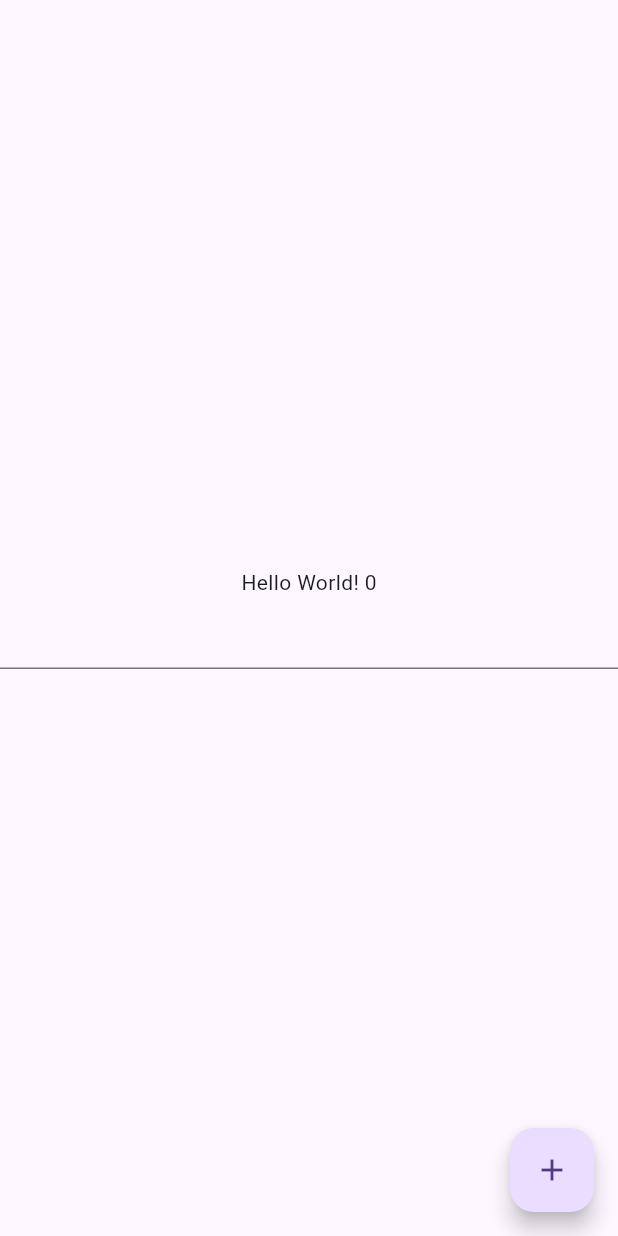
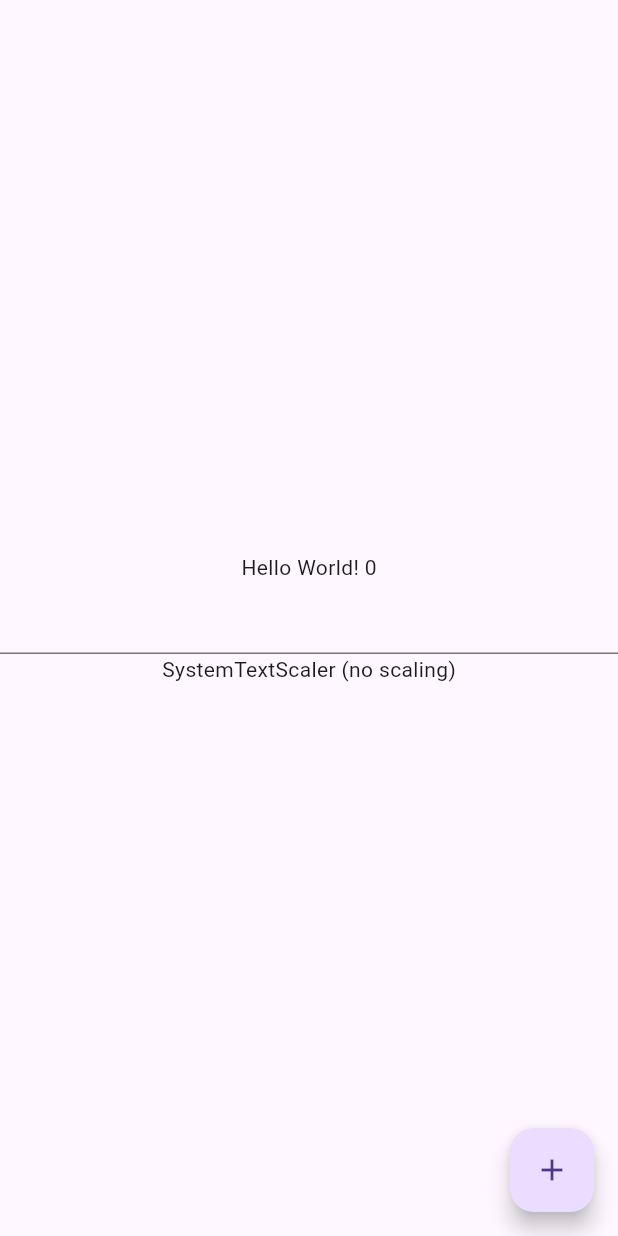
Before and after one commit to HaloWang/halo_state, a Flutter app: the screen it shows after launch, on a phone screen of 412 x 824 dp. Run offline on Flutter 3.47's test engine with Material 3 defaults, Android fonts, the phone set to English and light mode, and no system bars; our stand-ins replace flutter_riverpod, package_info_plus.

Commit message:
🚧 WIP

```diff
--- a/example/lib/main.dart
+++ b/example/lib/main.dart
@@ -2,7 +2,7 @@ import 'package:flutter/material.dart';
 import 'package:flutter_riverpod/flutter_riverpod.dart';
 import 'package:halo_state/halo_state.dart';
 
-void main() {
+void main() async {
   runApp(const MainApp());
 }
 
@@ -36,6 +36,7 @@ class _Scaffold extends ConsumerWidget {
   @override
   Widget build(BuildContext context, WidgetRef ref) {
     final v = ref.watch(_Scaffold.v);
+    final textScaler = MediaQuery.textScalerOf(context);
     return Scaffold(
       floatingActionButton: FloatingActionButton(
         onPressed: _onPressed,
@@ -48,12 +49,9 @@ class _Scaffold extends ConsumerWidget {
           child: Column(
             mainAxisAlignment: MainAxisAlignment.center,
             children: [
-              Center(
-                child: Text('Hello World! $v'),
-              ),
-              TextField(
-                focusNode: _focusNode,
-              ),
+              Center(child: Text('Hello World! $v')),
+              TextField(focusNode: _focusNode),
+              Text(textScaler.toString()),
             ],
           ),
         ),
--- a/lib/halo_state.dart
+++ b/lib/halo_state.dart
@@ -8,3 +8,4 @@ export 'src/set.dart';
 export 'src/number.dart';
 export 'src/string.dart';
 export 'src/raw_app.dart';
+export 'src/state_wrapper.dart';
--- /dev/null
+++ b/lib/src/rc.dart
@@ -0,0 +1,4 @@
+import 'package:flutter_riverpod/flutter_riverpod.dart';
+
+/// Global riverpods provider container
+final rc = ProviderContainer();
--- /dev/null
+++ b/lib/src/state_wrapper.dart
@@ -0,0 +1,15 @@
+import 'package:flutter/material.dart';
+import 'package:flutter_riverpod/flutter_riverpod.dart';
+import 'package:halo_state/src/rc.dart';
+
+/// Wrap the MaterialApp with UncontrolledProviderScope to get the global riverpod container
+class StateWrapper extends StatelessWidget {
+  final Widget child;
+
+  const StateWrapper({required this.child, super.key});
+
+  @override
+  Widget build(BuildContext context) {
+    return UncontrolledProviderScope(container: rc, child: child);
+  }
+}
--- a/pubspec.yaml
+++ b/pubspec.yaml
@@ -13,10 +13,10 @@ dependencies:
 
   collection: # https://pub.dev/packages/collection
   flutter_riverpod: # https://pub.dev/packages/flutter_riverpod
-  halo: # https://pub.dev/packages/halo
   package_info_plus: # https://pub.dev/packages/package_info_plus
   path_provider: # https://pub.dev/packages/path_provider
   riverpod: # https://pub.dev/packages/riverpod
+  shared_preferences: # https://pub.dev/packages/shared_preferences
 
 dev_dependencies:
   flutter_test:
```
Also changed, not shown: lib/src/raw_font_size.dart (added, +11 -0 lines), lib/src/raw_p.dart (added, +28 -0 lines), lib/src/state.dart (+9 -23 lines), example/pubspec.lock, lib/src/raw_locale.dart (added), lib/src/raw_router.dart (added).
